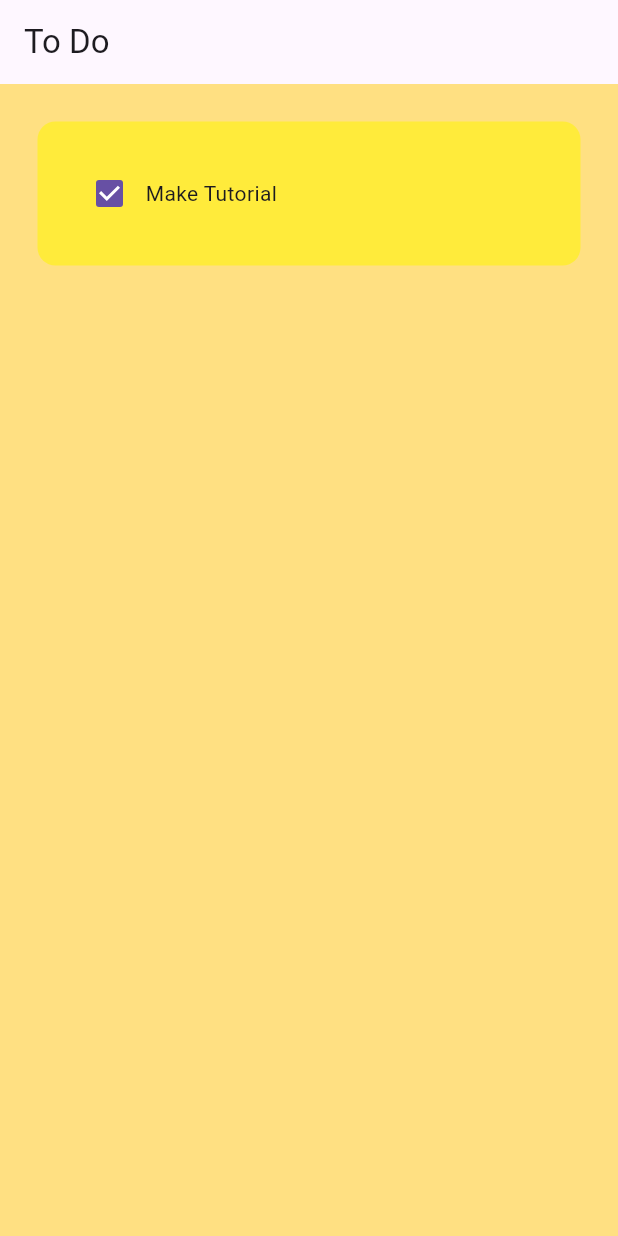
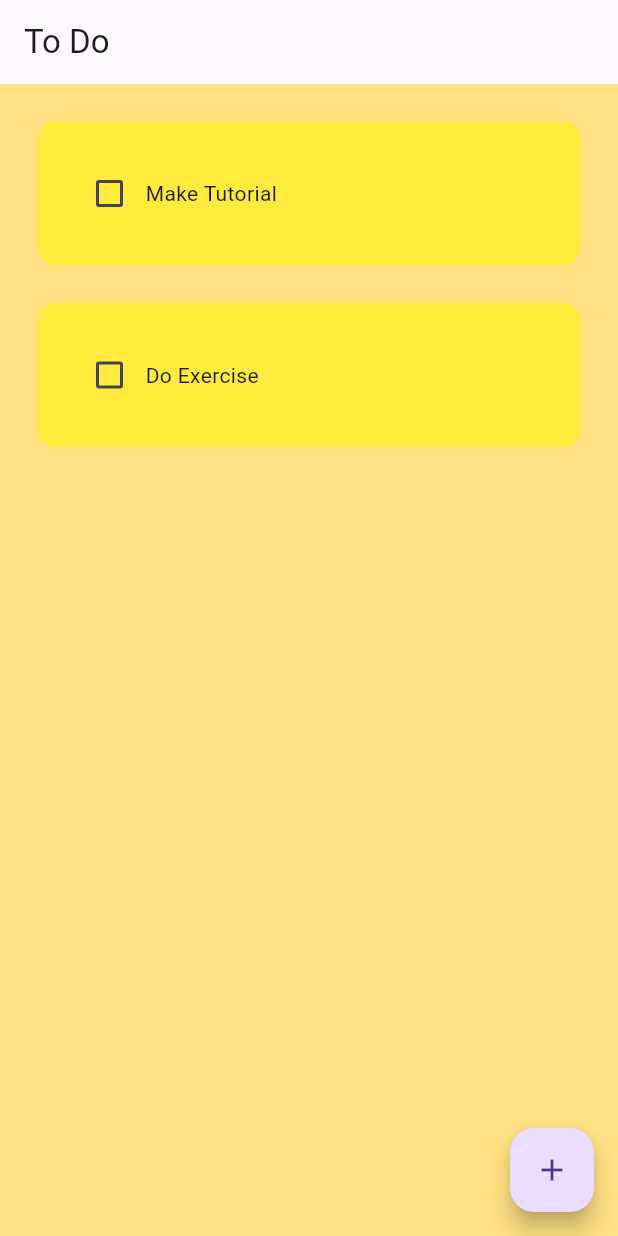
Before and after one commit to leehyunmin12/Flutter_Example, a Flutter app: the screen it shows after launch, on a phone screen of 412 x 824 dp. Run offline on Flutter 3.47's test engine with Material 3 defaults, Android fonts, the phone set to English and light mode, and no system bars.

Commit message:
1022: add

```diff
--- a/lib/page/home_page.dart
+++ b/lib/page/home_page.dart
@@ -1,4 +1,5 @@
 import 'package:flutter/material.dart';
+import 'package:todo_app/util/dialog_box.dart';
 import 'package:todo_app/util/todo_tile.dart';
 
 class HomePage extends StatefulWidget {
@@ -9,22 +10,60 @@
 }
 
 class _HomePageState extends State<HomePage> {
+  final _controller = TextEditingController();
+
+  List toDoList = [
+    ["Make Tutorial", false],
+    ["Do Exercise", false],
+  ];
+
+  void checkBoxChanged(bool? value, int index) {
+    setState(() {
+      toDoList[index][1] = !toDoList[index][1];
+    });
+  }
+
+  void saveNewTask() {
+    setState(() {
+      //if (_controller.text.isNotEmpty) {
+        toDoList.add([_controller.text, false]);
+        _controller.clear();
+     // }
+    });
+    Navigator.of(context).pop();
+  }
+
+  void createNewTask() {
+    showDialog(
+      context: context,
+      builder: (context) {
+        return DialogBox(
+          controller: _controller,
+          onSave: saveNewTask,
+          onCancel: () => Navigator.of(context).pop(),
+        );
+      },
+    );
+  }
+
   @override
   Widget build(BuildContext context) {
     return Scaffold(
       backgroundColor: Colors.amber.shade200,
-      appBar: AppBar(
-        title: Text("To Do"),
-        elevation: 0,
+      appBar: AppBar(title: Text("To Do"), elevation: 0),
+      floatingActionButton: FloatingActionButton(
+        onPressed: createNewTask,
+        child: Icon(Icons.add),
       ),
-      body: ListView(
-        children: [
-          ToDoTile(
-            taskName: "Make Tutorial",
-            taskCompleted: true,
-            onChange: (p0) {},
-          ),
-        ],
+      body: ListView.builder(
+        itemCount: toDoList.length,
+        itemBuilder: (context, index) {
+          return ToDoTile(
+            taskName: toDoList[index][0],
+            taskCompleted: toDoList[index][1],
+            onChange: (value) => checkBoxChanged(value, index),
+          );
+        },
       ),
     );
   }
--- a/lib/util/todo_tile.dart
+++ b/lib/util/todo_tile.dart
@@ -9,22 +9,32 @@
     super.key,
     required this.taskName,
     required this.taskCompleted,
-    required this.onChange
+    required this.onChange,
   });
 
   @override
   Widget build(BuildContext context) {
     return Padding(
-      padding: const EdgeInsets.all(25.0),
+      padding: const EdgeInsets.only(left: 25, right: 25, top: 25),
       child: Container(
         padding: EdgeInsets.all(24),
         // ignore: sort_child_properties_last
         child: Row(
           children: [
-            Checkbox(value: taskCompleted, onChanged: onChange),
-
+            Checkbox(
+              value: taskCompleted,
+              onChanged: onChange,
+              activeColor: Colors.black,
+            ),
             // task name
-            Text(taskName),
+            Text(
+              taskName,
+              style: TextStyle(
+                decoration: taskCompleted
+                    ? TextDecoration.lineThrough
+                    : TextDecoration.none,
+              ),
+            ),
           ],
         ),
         decoration: BoxDecoration(
```
Also changed, not shown: lib/util/dialog_box.dart (added, +46 -0 lines), lib/util/my_button.dart (added, +17 -0 lines).
